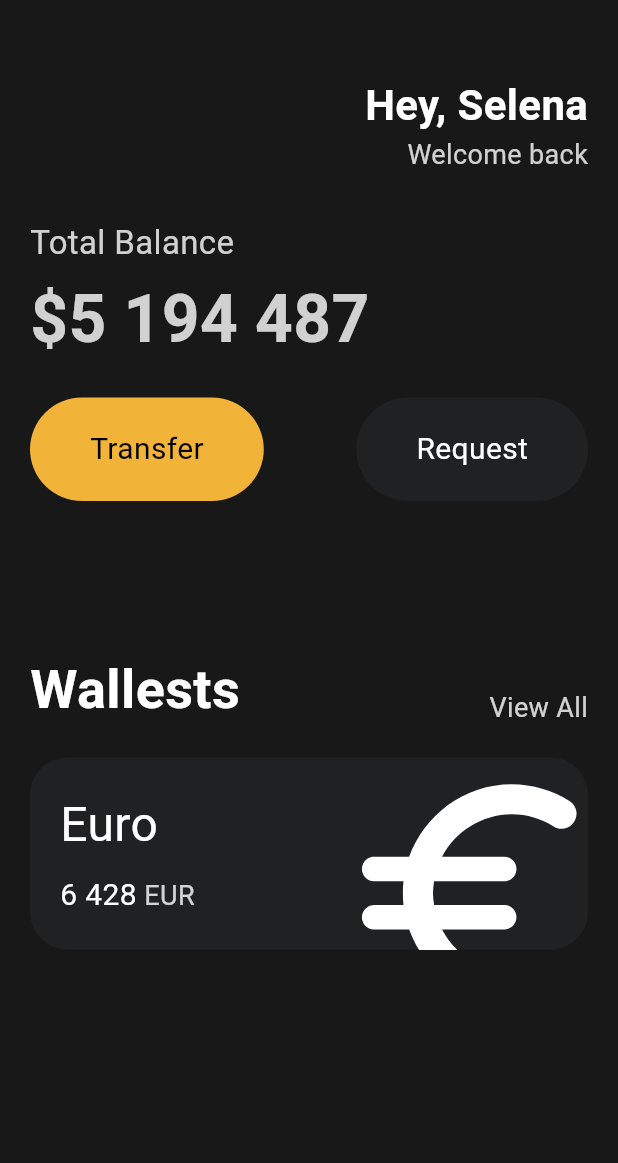
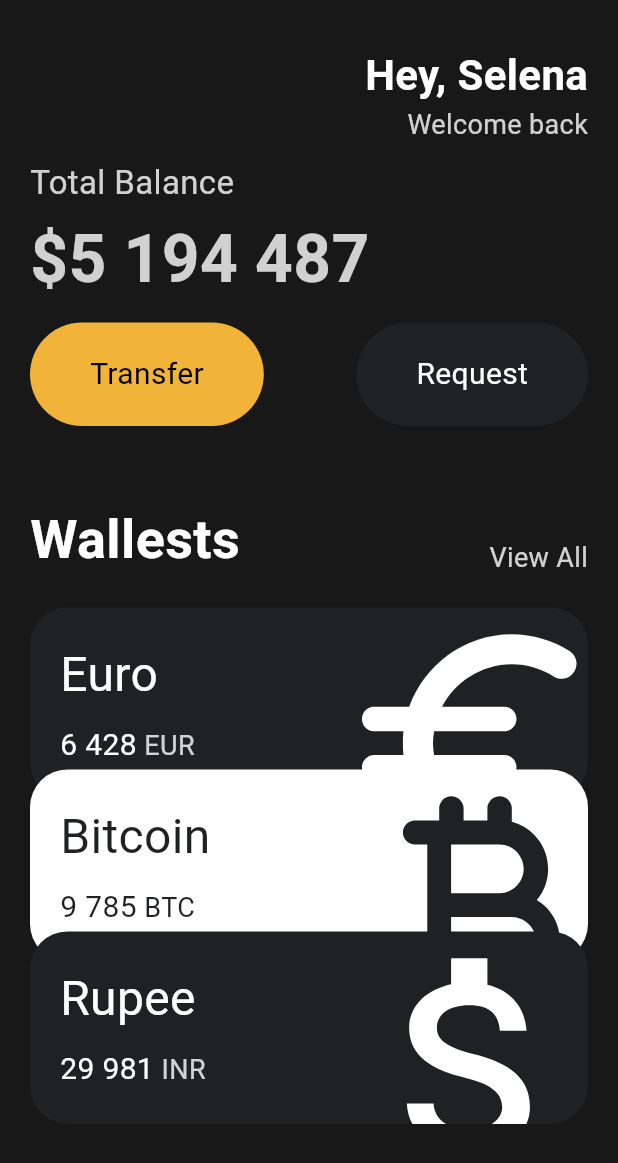
Before and after one commit to gouthiki90/flutter-tour, a Flutter app: the screen it shows after launch, on a phone screen of 412 x 824 dp. Shown: the top 1163 px of the screen. Run offline on Flutter 3.47's test engine with Material 3 defaults, Android fonts, the phone set to English and light mode, and no system bars.

Commit message:
Resuable Cards:

```diff
--- a/lib/main.dart
+++ b/lib/main.dart
@@ -1,5 +1,6 @@
 import 'package:flutter/material.dart';
 import 'package:welcome_flutter/widget/button.dart';
+import 'package:welcome_flutter/widget/currency_card.dart';
 
 // 컴파일하기 전에 이미 알고 있는 값. 컴파일 시 variable를 대치한다.
 const taxAmount = 15;
@@ -33,13 +34,14 @@
     return MaterialApp(
       home: Scaffold(
           backgroundColor: const Color(0xFF181818),
-          body: Padding(
+          body: SingleChildScrollView(
+            child: Padding(
               padding: const EdgeInsets.all(20),
               child: Column(
                 crossAxisAlignment: CrossAxisAlignment.start,
                 children: [
                   const SizedBox(
-                  height: 30,
+                    height: 10,
                   ),
                   Row(
                     mainAxisAlignment: MainAxisAlignment.end,
@@ -64,7 +66,7 @@
                     ],
                   ),
                   const SizedBox(
-                  height: 30,
+                    height: 10,
                   ),
                   // 전구(코드 액션)으로 위젯으로 감싸거나 풀기 등의 액션을 자동으로 할 수 있다.
                   // command + .으로 가능
@@ -87,7 +89,7 @@
                     ),
                   ),
                   const SizedBox(
-                  height: 20,
+                    height: 10,
                   ),
                   const Row(
                     mainAxisAlignment: MainAxisAlignment.spaceBetween,
@@ -106,7 +108,7 @@
                     ],
                   ),
                   const SizedBox(
-                  height: 100,
+                    height: 50,
                   ),
                   Row(
                     crossAxisAlignment: CrossAxisAlignment.end,
@@ -132,69 +134,35 @@
                   const SizedBox(
                     height: 20,
                   ),
-                Container(
-                    // overflow일 때 튀어나온 부분을 어떻게 처리할지 정함
-                    clipBehavior: Clip.hardEdge,
-                    decoration: BoxDecoration(
-                      color: const Color(0xFF1F2123),
-                      borderRadius: BorderRadius.circular(25),
+                  const CurrencyCard(
+                    name: 'Euro',
+                    code: 'EUR',
+                    amount: '6 428',
+                    icon: Icons.euro_rounded,
+                    isInverted: false,
                   ),
-                    child: Padding(
-                      padding: const EdgeInsets.all(20),
-                      child: Row(
-                        mainAxisAlignment: MainAxisAlignment.spaceBetween,
-                        children: [
-                          Column(
-                            crossAxisAlignment: CrossAxisAlignment.start,
-                            children: [
-                              const Text(
-                                'Euro',
-                                style: TextStyle(
-                                  color: Colors.white,
-                                  fontSize: 32,
+                  Transform.translate(
+                    offset: const Offset(0, -20),
+                    child: const CurrencyCard(
+                      name: 'Bitcoin',
+                      code: 'BTC',
+                      amount: '9 785',
+                      icon: Icons.currency_bitcoin_rounded,
+                      isInverted: true,
                     ),
                   ),
-                              const SizedBox(
-                                height: 10,
-                              ),
-                              Row(
-                                children: [
-                                  const Text(
-                                    '6 428',
-                                    style: TextStyle(
-                                      color: Colors.white,
-                                      fontSize: 20,
+                  Transform.translate(
+                    offset: const Offset(0, -40),
+                    child: const CurrencyCard(
+                      name: 'Rupee',
+                      code: 'INR',
+                      amount: '29 981',
+                      icon: Icons.attach_money,
+                      isInverted: false,
                     ),
                   ),
-                                  const SizedBox(
-                                    width: 5,
-                                  ),
-                                  Text('EUR',
-                                      style: TextStyle(
-                                        color: Colors.white.withOpacity(0.8),
-                                        fontSize: 18,
-                                      )),
-                                ],
-                              )
                 ],
               ),
-                          // overflowing 크기 변경
-                          Transform.scale(
-                            scale: 2.2,
-                            // 좌표 변경
-                            child: Transform.translate(
-                              offset: const Offset(-5, 12),
-                              child: const Icon(
-                                Icons.euro_rounded,
-                                color: Colors.white,
-                                size: 88,
-                              ),
-                            ),
-                          )
-                        ],
-                      ),
-                    ))
-              ],
             ),
           )),
     );
--- /dev/null
+++ b/lib/widget/currency_card.dart
@@ -0,0 +1,87 @@
+import 'package:flutter/material.dart';
+
+class CurrencyCard extends StatelessWidget {
+  final String name, code, amount;
+  final IconData icon;
+  final bool isInverted;
+
+  final _blackColor = const Color(0xFF1F2123);
+
+  const CurrencyCard({
+    super.key,
+    required this.name,
+    required this.code,
+    required this.amount,
+    required this.icon,
+    required this.isInverted,
+  });
+
+  @override
+  Widget build(BuildContext context) {
+    return Container(
+      // overflow일 때 튀어나온 부분을 어떻게 처리할지 정함
+      clipBehavior: Clip.hardEdge,
+      decoration: BoxDecoration(
+        color: isInverted ? Colors.white : _blackColor,
+        borderRadius: BorderRadius.circular(25),
+      ),
+      child: Padding(
+        padding: const EdgeInsets.all(20),
+        child: Row(
+          mainAxisAlignment: MainAxisAlignment.spaceBetween,
+          children: [
+            Column(
+              crossAxisAlignment: CrossAxisAlignment.start,
+              children: [
+                Text(
+                  name,
+                  style: TextStyle(
+                    color: isInverted ? _blackColor : Colors.white,
+                    fontSize: 32,
+                  ),
+                ),
+                const SizedBox(
+                  height: 10,
+                ),
+                Row(
+                  children: [
+                    Text(
+                      amount,
+                      style: TextStyle(
+                        color: isInverted ? _blackColor : Colors.white,
+                        fontSize: 20,
+                      ),
+                    ),
+                    const SizedBox(
+                      width: 5,
+                    ),
+                    Text(code,
+                        style: TextStyle(
+                          color: isInverted
+                              ? _blackColor
+                              : Colors.white.withOpacity(0.8),
+                          fontSize: 18,
+                        )),
+                  ],
+                )
+              ],
+            ),
+            // overflowing 크기 변경
+            Transform.scale(
+              scale: 2.2,
+              // 좌표 변경
+              child: Transform.translate(
+                offset: const Offset(-5, 12),
+                child: Icon(
+                  icon,
+                  color: isInverted ? _blackColor : Colors.white,
+                  size: 88,
+                ),
+              ),
+            )
+          ],
+        ),
+      ),
+    );
+  }
+}
```
Lines whose indentation alone changed are shown as unchanged.
